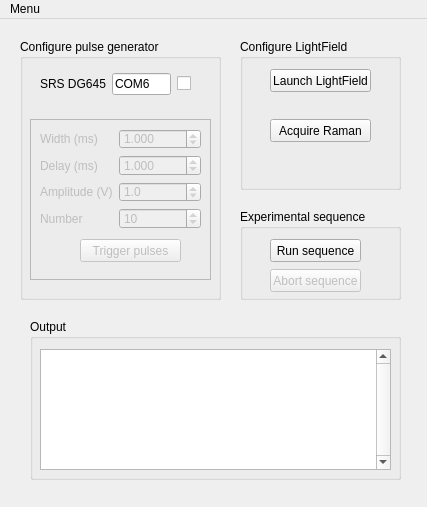
Qt form UI.ui (ericmuckley/laser_triggering) before a commit.
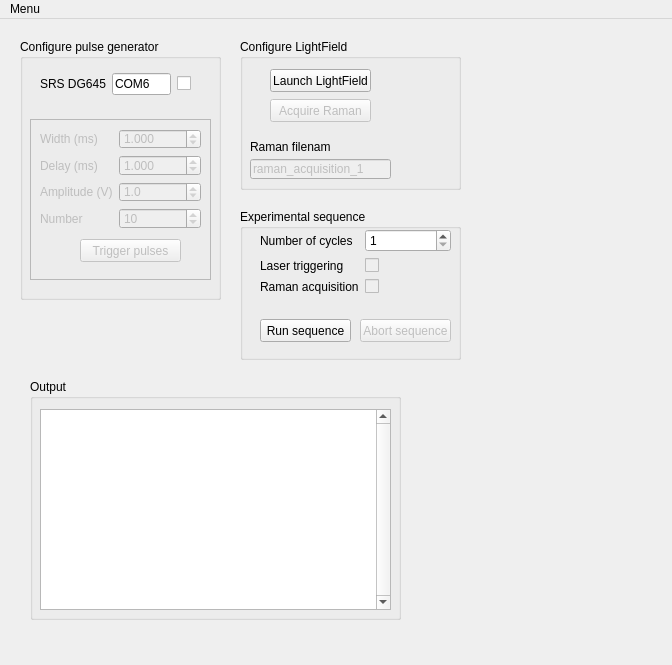
The same form after that commit.

Commit message: added experimental sequence option

```diff
--- a/UI.ui
+++ b/UI.ui
@@ -6,8 +6,8 @@
    <rect>
     <x>0</x>
     <y>0</y>
-    <width>427</width>
-    <height>507</height>
+    <width>672</width>
+    <height>665</height>
    </rect>
   </property>
   <property name="windowTitle">
@@ -218,9 +218,9 @@
     <property name="geometry">
      <rect>
       <x>30</x>
-      <y>300</y>
+      <y>360</y>
       <width>371</width>
-      <height>161</height>
+      <height>241</height>
      </rect>
     </property>
     <property name="title">
@@ -232,7 +232,7 @@
        <x>10</x>
        <y>30</y>
        <width>351</width>
-       <height>121</height>
+       <height>201</height>
       </rect>
      </property>
      <property name="font">
@@ -261,7 +261,7 @@
      <rect>
       <x>240</x>
       <y>20</y>
-      <width>161</width>
+      <width>221</width>
       <height>151</height>
      </rect>
     </property>
@@ -282,10 +282,13 @@
      </property>
     </widget>
     <widget class="QPushButton" name="acquire_raman">
+     <property name="enabled">
+      <bool>false</bool>
+     </property>
      <property name="geometry">
       <rect>
        <x>30</x>
-       <y>80</y>
+       <y>60</y>
        <width>101</width>
        <height>23</height>
       </rect>
@@ -294,14 +297,43 @@
       <string>Acquire Raman</string>
      </property>
     </widget>
+    <widget class="QLabel" name="raman_filename_label">
+     <property name="geometry">
+      <rect>
+       <x>10</x>
+       <y>100</y>
+       <width>81</width>
+       <height>16</height>
+      </rect>
+     </property>
+     <property name="text">
+      <string>Raman filename</string>
+     </property>
+    </widget>
+    <widget class="QLineEdit" name="set_raman_filename">
+     <property name="enabled">
+      <bool>false</bool>
+     </property>
+     <property name="geometry">
+      <rect>
+       <x>10</x>
+       <y>120</y>
+       <width>141</width>
+       <height>20</height>
+      </rect>
+     </property>
+     <property name="text">
+      <string>raman_acquisition_1</string>
+     </property>
+    </widget>
    </widget>
    <widget class="QGroupBox" name="groupBox">
     <property name="geometry">
      <rect>
       <x>240</x>
       <y>190</y>
-      <width>161</width>
-      <height>91</height>
+      <width>221</width>
+      <height>151</height>
      </rect>
     </property>
     <property name="title">
@@ -310,8 +342,8 @@
     <widget class="QPushButton" name="run_seq">
      <property name="geometry">
       <rect>
-       <x>30</x>
-       <y>30</y>
+       <x>20</x>
+       <y>110</y>
        <width>91</width>
        <height>23</height>
       </rect>
@@ -326,8 +358,8 @@
      </property>
      <property name="geometry">
       <rect>
-       <x>30</x>
-       <y>60</y>
+       <x>120</x>
+       <y>110</y>
        <width>91</width>
        <height>23</height>
       </rect>
@@ -336,6 +368,69 @@
       <string>Abort sequence</string>
      </property>
     </widget>
+    <widget class="QWidget" name="formLayoutWidget_2">
+     <property name="geometry">
+      <rect>
+       <x>20</x>
+       <y>20</y>
+       <width>191</width>
+       <height>80</height>
+      </rect>
+     </property>
+     <layout class="QFormLayout" name="formLayout">
+      <item row="0" column="1">
+       <widget class="QSpinBox" name="set_seq_cycles">
+        <property name="minimum">
+         <number>1</number>
+        </property>
+        <property name="maximum">
+         <number>10000</number>
+        </property>
+       </widget>
+      </item>
+      <item row="0" column="0">
+       <widget class="QLabel" name="set_seq_cycles_label">
+        <property name="text">
+         <string>Number of cycles</string>
+        </property>
+       </widget>
+      </item>
+      <item row="1" column="0">
+       <widget class="QLabel" name="seq_laser_triggering_label">
+        <property name="text">
+         <string>Laser triggering</string>
+        </property>
+       </widget>
+      </item>
+      <item row="2" column="0">
+       <widget class="QLabel" name="seq_raman_acquisition_label">
+        <property name="text">
+         <string>Raman acquisition</string>
+        </property>
+       </widget>
+      </item>
+      <item row="1" column="1">
+       <widget class="QCheckBox" name="seq_laser_trigger">
+        <property name="enabled">
+         <bool>false</bool>
+        </property>
+        <property name="text">
+         <string/>
+        </property>
+       </widget>
+      </item>
+      <item row="2" column="1">
+       <widget class="QCheckBox" name="seq_raman_acquisition">
+        <property name="enabled">
+         <bool>false</bool>
+        </property>
+        <property name="text">
+         <string/>
+        </property>
+       </widget>
+      </item>
+     </layout>
+    </widget>
    </widget>
   </widget>
   <widget class="QMenuBar" name="menubar">
@@ -343,7 +438,7 @@
     <rect>
      <x>0</x>
      <y>0</y>
-     <width>427</width>
+     <width>672</width>
      <height>21</height>
     </rect>
    </property>
```
The commit also changes 1 other file.
